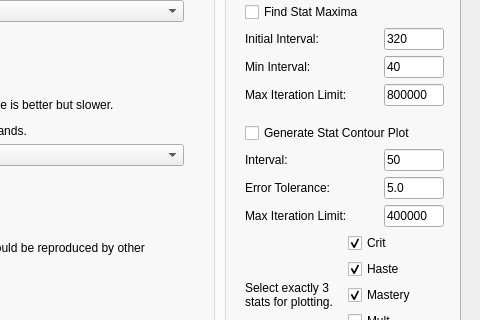
The window that gic.ui (AeanSR/irecore) describes before a commit, drawn with Qt 5; both pictures show x 310 to 790 and y 135 to 455 of the 790 by 620 pixel window.
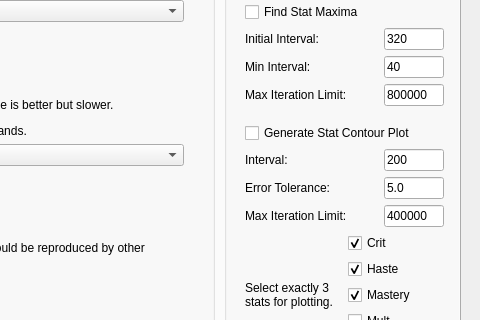
The same window after the commit.

Commit message: Zero stats is allowed in IreCore. Adjusted default plotting settings.

```diff
--- a/gic.ui
+++ b/gic.ui
@@ -261,7 +261,7 @@
                   </size>
                  </property>
                  <property name="text">
-                  <string>50</string>
+                  <string>200</string>
                  </property>
                  <property name="placeholderText">
                   <string/>
```
The commit also changes 2 other files.
